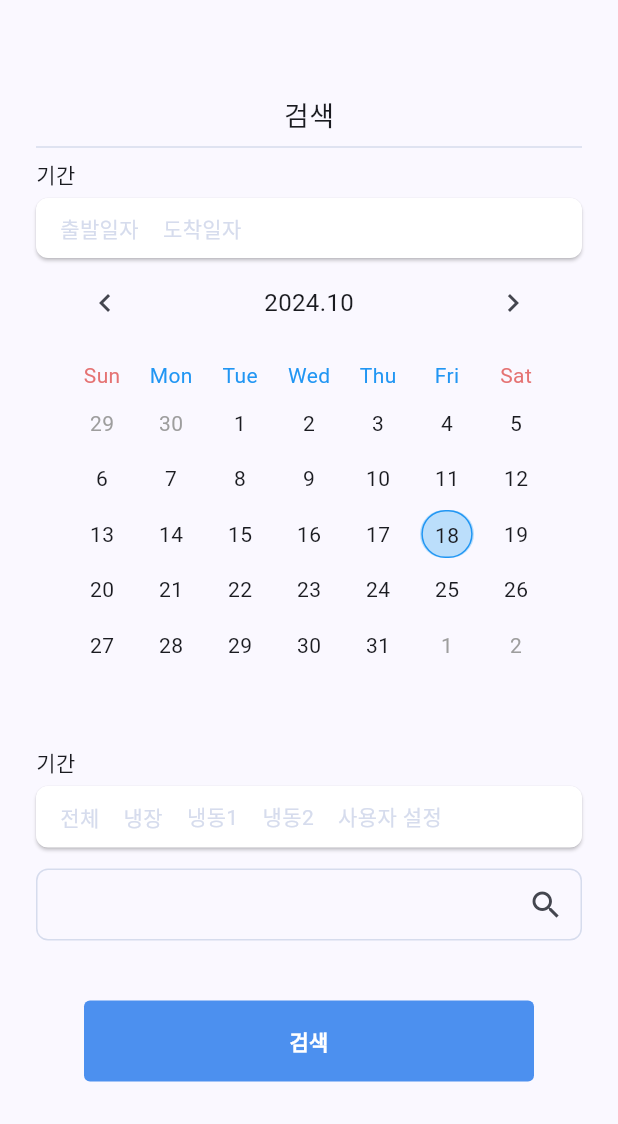
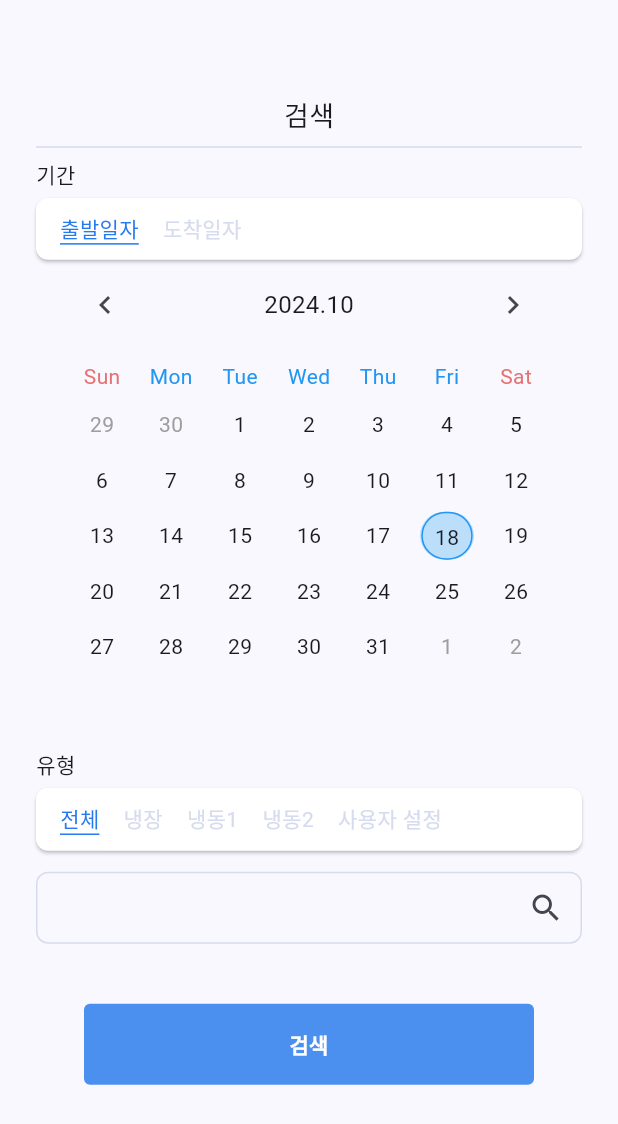
Before and after one commit to Inna18/flutter-paper-app, a Flutter app: the SearchFilter widget shown alone on an empty page, opened directly, on a phone screen of 412 x 824 dp. Shown: the top 1124 px of the screen. Run offline on Flutter 3.47's test engine with Material 3 defaults, Android fonts, the phone set to English and light mode, and no system bars; missing offline and left inert: top_modal_sheet.

Commit message:
ui - fix buttons ui in search filter

```diff
--- a/lib/models/trace.dart
+++ b/lib/models/trace.dart
@@ -1,6 +1,8 @@
-enum ColdChainType { pharma, frozen, deep_freeze, etc }
+enum ColdChainType { all, pharma, frozen, deep_freeze, etc }
 
 enum Status { ready, moving, done, shutdown }
+
+enum SearchPeriodType { departureAt, arrivalAt }
 
 class Trace {
   const Trace({
--- a/lib/widgets/search_filter.dart
+++ b/lib/widgets/search_filter.dart
@@ -1,4 +1,5 @@
 import 'package:flutter/material.dart';
+import 'package:paper_app/models/trace.dart';
 import 'package:paper_app/widgets/custom_date_picker.dart';
 
 class SearchFilter extends StatefulWidget {
@@ -11,7 +12,34 @@ class SearchFilter extends StatefulWidget {
 }
 
 class _SearchFilterState extends State<SearchFilter> {
+  SearchPeriodType searchType = SearchPeriodType.departureAt;
+  DateTime startAt = DateTime.now();
+  DateTime endAt = DateTime.now();
+  ColdChainType searchColdChain = ColdChainType.all;
+  String keyword = '';
+
+  void _changeSelectPeriodType(SearchPeriodType periodType) {
+    setState(() {
+      searchType = periodType;
+    });
+  }
+
   void _selectDate(DateTime date) {}
+
+  void _changeSearchColdChain(ColdChainType coldType) {
+    setState(() {
+      searchColdChain = coldType;
+    });
+  }
+
+  String _getLabel(ColdChainType coldChain) {
+    if (coldChain == ColdChainType.all) return '전체';
+    if (coldChain == ColdChainType.pharma) return '냉장';
+    if (coldChain == ColdChainType.frozen) return '냉동1';
+    if (coldChain == ColdChainType.deep_freeze) return '냉동2';
+    if (coldChain == ColdChainType.etc) return '사용자 설정';
+    return '';
+  }
 
   @override
   Widget build(BuildContext context) {
@@ -42,27 +70,43 @@ class _SearchFilterState extends State<SearchFilter> {
             child: Padding(
               padding: const EdgeInsets.symmetric(horizontal: 16, vertical: 10),
               child: Row(
-                children: [
-                  InkWell(
-                    onTap: () {},
+                  children: SearchPeriodType.values
+                      .map(
+                        (periodType) => InkWell(
+                          onTap: () => _changeSelectPeriodType(periodType),
                           splashFactory: NoSplash.splashFactory,
                           highlightColor: Colors.transparent,
-                    child: const Text(
-                      '출발일자',
-                      style: TextStyle(color: Color.fromRGBO(214, 220, 237, 1)),
+                          child: Container(
+                            margin: const EdgeInsets.only(right: 16),
+                            padding: searchType == periodType
+                                ? const EdgeInsets.only(bottom: 0.1)
+                                : const EdgeInsets.all(0),
+                            decoration: BoxDecoration(
+                                border: Border(
+                                    bottom: BorderSide(
+                              color: searchType == periodType
+                                  ? const Color.fromRGBO(37, 122, 240, 1)
+                                  : Colors.transparent,
+                              width:
+                                  1.0, // This would be the width of the underline
+                            ))),
+                            child: Text(
+                              periodType.name == 'departureAt'
+                                  ? '출발일자'
+                                  : '도착일자',
+                              style: searchType == periodType
+                                  ? const TextStyle(
+                                      color: Color.fromRGBO(37, 122, 240, 1),
+                                      decorationColor:
+                                          Color.fromRGBO(37, 122, 240, 1),
+                                    )
+                                  : const TextStyle(
+                                      color: Color.fromRGBO(214, 220, 237, 1)),
                             ),
                           ),
-                  const SizedBox(width: 16),
-                  InkWell(
-                    onTap: () {},
-                    splashFactory: NoSplash.splashFactory,
-                    highlightColor: Colors.transparent,
-                    child: const Text('도착일자',
-                        style:
-                            TextStyle(color: Color.fromRGBO(214, 220, 237, 1))),
                         ),
-                ],
-              ),
+                      )
+                      .toList()),
             ),
           ),
           CustomDatePicker(
@@ -70,7 +114,7 @@ class _SearchFilterState extends State<SearchFilter> {
           const Row(
             mainAxisAlignment: MainAxisAlignment.start,
             children: [
-              Text('기간', style: TextStyle()),
+              Text('유형', style: TextStyle()),
             ],
           ),
           Card(
@@ -82,53 +126,41 @@ class _SearchFilterState extends State<SearchFilter> {
             child: Padding(
               padding: const EdgeInsets.symmetric(horizontal: 16, vertical: 10),
               child: Row(
-                children: [
-                  InkWell(
-                    onTap: () {},
+                  children: ColdChainType.values
+                      .map(
+                        (coldChain) => InkWell(
+                          onTap: () => _changeSearchColdChain(coldChain),
                           splashFactory: NoSplash.splashFactory,
                           highlightColor: Colors.transparent,
-                    child: const Text('전체',
-                        style:
-                            TextStyle(color: Color.fromRGBO(214, 220, 237, 1))),
+                          child: Container(
+                            margin: const EdgeInsets.only(right: 16),
+                            padding: searchColdChain == coldChain
+                                ? const EdgeInsets.only(bottom: 0.1)
+                                : const EdgeInsets.all(0),
+                            decoration: BoxDecoration(
+                                border: Border(
+                                    bottom: BorderSide(
+                              color: searchColdChain == coldChain
+                                  ? const Color.fromRGBO(37, 122, 240, 1)
+                                  : Colors.transparent,
+                              width:
+                                  1.0, // This would be the width of the underline
+                            ))),
+                            child: Text(
+                              _getLabel(coldChain),
+                              style: searchColdChain == coldChain
+                                  ? const TextStyle(
+                                      color: Color.fromRGBO(37, 122, 240, 1),
+                                      decorationColor:
+                                          Color.fromRGBO(37, 122, 240, 1),
+                                    )
+                                  : const TextStyle(
+                                      color: Color.fromRGBO(214, 220, 237, 1)),
                             ),
-                  const SizedBox(width: 16),
-                  InkWell(
-                    onTap: () {},
-                    splashFactory: NoSplash.splashFactory,
-                    highlightColor: Colors.transparent,
-                    child: const Text('냉장',
-                        style:
-                            TextStyle(color: Color.fromRGBO(214, 220, 237, 1))),
                           ),
-                  const SizedBox(width: 16),
-                  InkWell(
-                    onTap: () {},
-                    splashFactory: NoSplash.splashFactory,
-                    highlightColor: Colors.transparent,
-                    child: const Text('냉동1',
-                        style:
-                            TextStyle(color: Color.fromRGBO(214, 220, 237, 1))),
                         ),
-                  const SizedBox(width: 16),
-                  InkWell(
-                    onTap: () {},
-                    splashFactory: NoSplash.splashFactory,
-                    highlightColor: Colors.transparent,
-                    child: const Text('냉동2',
-                        style:
-                            TextStyle(color: Color.fromRGBO(214, 220, 237, 1))),
-                  ),
-                  const SizedBox(width: 16),
-                  InkWell(
-                    onTap: () {},
-                    splashFactory: NoSplash.splashFactory,
-                    highlightColor: Colors.transparent,
-                    child: const Text('사용자 설정',
-                        style:
-                            TextStyle(color: Color.fromRGBO(214, 220, 237, 1))),
-                  ),
-                ],
-              ),
+                      )
+                      .toList()),
             ),
           ),
           const SizedBox(height: 8),
```
Lines whose indentation alone changed are shown as unchanged.
